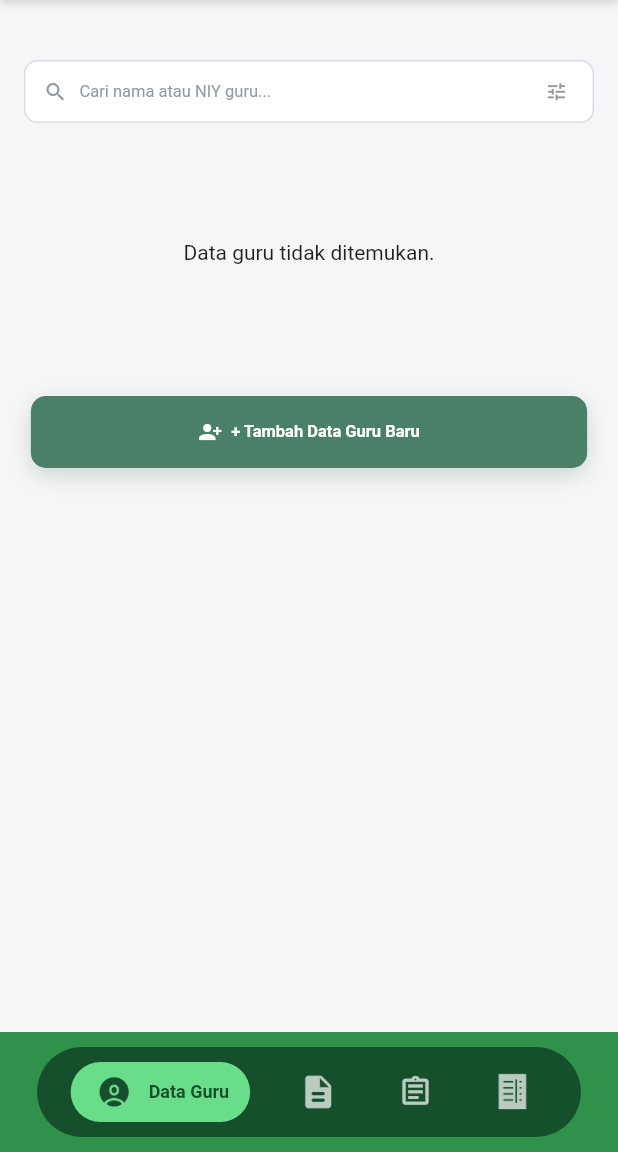
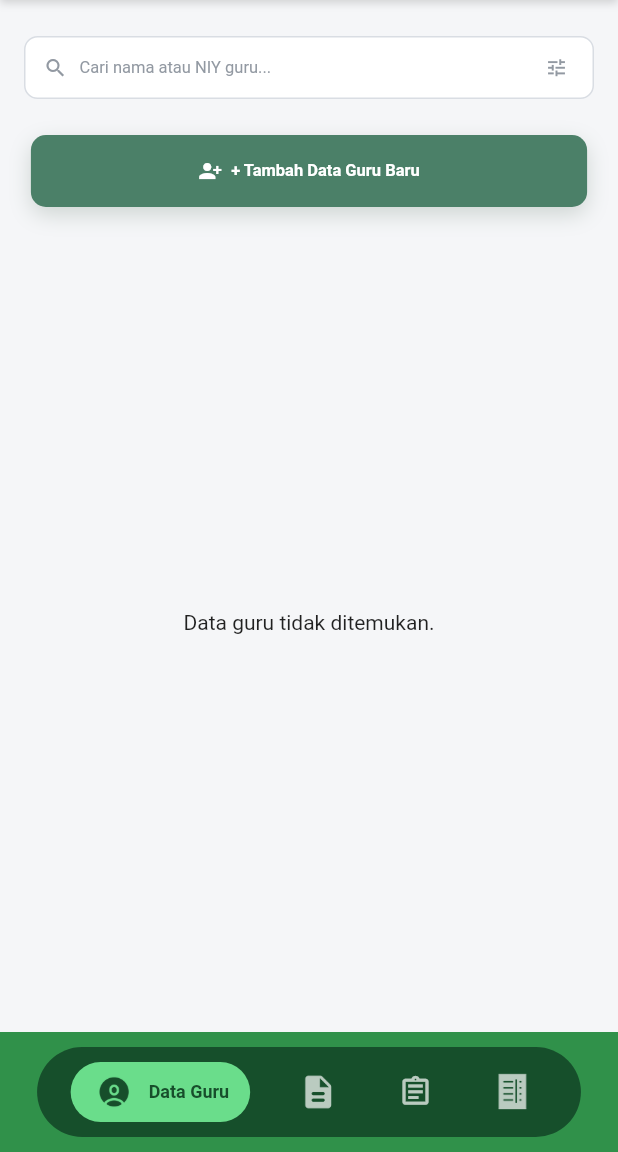
Before and after one commit to cityboy67/aplikasi-presensi-guru, a Flutter app: the AdminDashboardScreen screen opened directly, on a phone screen of 412 x 824 dp, the part 84-1236 px from its top. Run offline on Flutter 3.47's test engine with Material 3 defaults, Android fonts, the phone set to English and light mode, and no system bars; our stand-ins replace device_info_plus, file_picker, flutter_map, flutter_secure_storage, geolocator, image_picker and 3 more; missing offline and left inert: excel; accounts and stored records are empty; Roboto replaces fonts that are missing (Poppins).

Commit message:
Perbaikan tipis tipis

```diff
--- a/lib/features/admin/presentation/admin_dashboard_screen.dart
+++ b/lib/features/admin/presentation/admin_dashboard_screen.dart
@@ -45,7 +45,7 @@ class _AdminDashboardScreenState extends State<AdminDashboardScreen> {
             'guru_id, nama, niy, email, no_telepon, '
             'guru_jenis, status, foto_url, user_id',
           )
-          .order('nama');
+          .order('nama', ascending: true);
 
       final List<Map<String, dynamic>> loadedTeachers = [];
 
@@ -246,43 +246,46 @@ class _AdminDashboardScreenState extends State<AdminDashboardScreen> {
 
   // ── Dashboard utama (Data Guru) ──────────────────────────────
   Widget _buildDashboardContent(BuildContext context) {
-    return SingleChildScrollView(
-      padding: const EdgeInsets.only(bottom: 40),
-      child: Column(
+    return Column(
       children: [
-          const SizedBox(height: 40),
+        const SizedBox(height: 24),
         _buildSearchBar(),
-          const SizedBox(height: 38),
 
-          if (_isLoadingTeachers)
-            const Padding(
-              padding: EdgeInsets.all(40),
-              child: Center(child: CircularProgressIndicator()),
+        const SizedBox(height: 24),
+        _buildAddTeacherButton(context),
+
+        const SizedBox(height: 24),
+
+        Expanded(
+          child: _isLoadingTeachers
+              ? const Center(
+                  child: CircularProgressIndicator(),
                 )
-          else if (filteredTeachers.isEmpty)
-            const Padding(
-              padding: EdgeInsets.all(40),
-              child: Center(child: Text('Data guru tidak ditemukan.')),
+              : filteredTeachers.isEmpty
+                  ? const Center(
+                      child: Text('Data guru tidak ditemukan.'),
                     )
-          else
-            ListView.separated(
-              padding: const EdgeInsets.symmetric(horizontal: 16),
-              shrinkWrap: true,
-              physics: const NeverScrollableScrollPhysics(),
+                  : ListView.separated(
+                      padding: const EdgeInsets.symmetric(
+                        horizontal: 16,
+                        vertical: 8,
+                      ),
                       itemCount: filteredTeachers.length,
-              separatorBuilder: (_, __) => const SizedBox(height: 20),
+                      separatorBuilder: (_, __) =>
+                          const SizedBox(height: 20),
                       itemBuilder: (_, index) {
                         final teacher = filteredTeachers[index];
 
-                return _buildTeacherCard(teacher, teachers.indexOf(teacher));
+                        return _buildTeacherCard(
+                          teacher,
+                          teachers.indexOf(teacher),
+                        );
                       },
                     ),
+        ),
 
-          const SizedBox(height: 48),
-          _buildAddTeacherButton(context),
-          const SizedBox(height: 36),
+        const SizedBox(height: 20),
       ],
-      ),
     );
   }
 
@@ -469,7 +472,6 @@ class _AdminDashboardScreenState extends State<AdminDashboardScreen> {
   }
 
   // ── 3. CARD DATA GURU ────────────────────────────────────────
-
   Widget _buildTeacherCard(Map<String, dynamic> data, int index) {
     return Container(
       decoration: BoxDecoration(
--- a/lib/features/admin/presentation/detail_presensi_admin_screen.dart
+++ b/lib/features/admin/presentation/detail_presensi_admin_screen.dart
@@ -115,7 +115,7 @@ class _DetailPresensiAdminScreenState extends State<DetailPresensiAdminScreen> {
         _supabase
             .from('guru')
             .select('guru_id, nama, niy, guru_jenis, status, foto_url')
-            .order('nama'),
+            .order('nama', ascending: true),
         _supabase
             .from('presensi')
             .select(
--- a/lib/features/admin/presentation/rekap_presensi_screen.dart
+++ b/lib/features/admin/presentation/rekap_presensi_screen.dart
@@ -110,7 +110,7 @@ class _RekapPresensiScreenState extends State<RekapPresensiScreen> {
       final teachersResult = await _supabase
           .from('guru')
           .select('guru_id, nama, niy, guru_jenis, status, foto_url')
-          .order('nama');
+          .order('nama', ascending: true);
 
       final attendanceResult = await _supabase
           .from('presensi')
```
Also changed, not shown: lib/features/auth/presentation/login_guru_screen.dart (+2 -59 lines), lib/features/guru/presentation/guru_dashboard_screen.dart (+0 -62 lines). Lines whose indentation alone changed are shown as unchanged.
